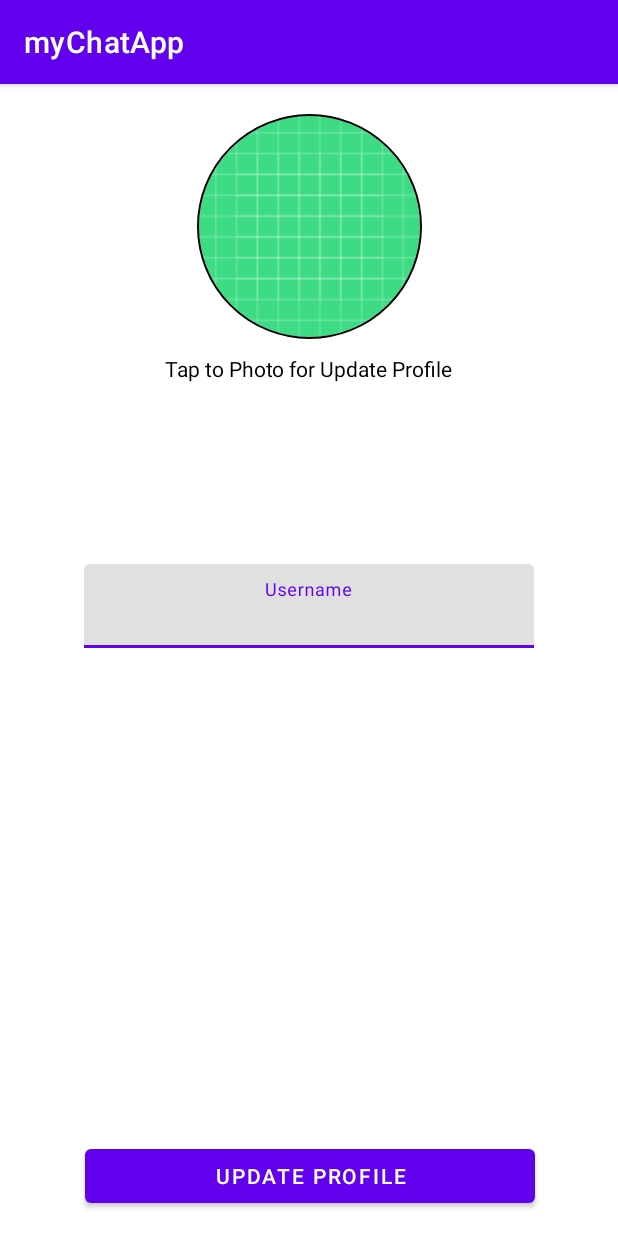
After one commit to KoteskiIvica/myChatApp, an Android app: the ProfileActivity screen opened directly, with no data from a screen before it, on a phone screen of 412 x 824 dp. The commit adds this screen. Run offline under Robolectric (Android 15) with nearby library versions, the phone set to English and light mode, and no system bars; our stand-ins replace CircleImageView.

Commit message:
Add ProfileActivity

```diff
--- a/app/src/main/AndroidManifest.xml
+++ b/app/src/main/AndroidManifest.xml
@@ -2,7 +2,8 @@
 <manifest xmlns:android="http://schemas.android.com/apk/res/android"
     package="com.example.mychatapp">
 
-    <uses-permission android:name="android.permission.READ_EXTERNAL_STORAGE"></uses-permission>
+    <uses-permission android:name="android.permission.READ_EXTERNAL_STORAGE" />
+
     <application
         android:allowBackup="true"
         android:icon="@mipmap/ic_launcher"
@@ -10,7 +11,8 @@
         android:roundIcon="@mipmap/ic_launcher_round"
         android:supportsRtl="true"
         android:theme="@style/Theme.MyChatApp">
-        <activity android:name=".ForgetActivity"></activity>
+        <activity android:name=".ProfileActivity"></activity>
+        <activity android:name=".ForgetActivity" />
         <activity android:name=".SignUpActivity" />
         <activity android:name=".MainActivity" />
         <activity android:name=".MyLoginActivity">
--- a/app/src/main/java/com/example/mychatapp/MainActivity.java
+++ b/app/src/main/java/com/example/mychatapp/MainActivity.java
@@ -2,13 +2,47 @@ package com.example.mychatapp;
 
 import androidx.appcompat.app.AppCompatActivity;
 
+import android.content.Intent;
 import android.os.Bundle;
+import android.view.Menu;
+import android.view.MenuInflater;
+import android.view.MenuItem;
+
+import com.google.firebase.auth.FirebaseAuth;
 
 public class MainActivity extends AppCompatActivity {
+
+    FirebaseAuth auth;
 
     @Override
     protected void onCreate(Bundle savedInstanceState) {
         super.onCreate(savedInstanceState);
         setContentView(R.layout.activity_main);
+
+        auth = FirebaseAuth.getInstance();
+
+    }
+
+    @Override
+    public boolean onCreateOptionsMenu(Menu menu) {
+        MenuInflater menuInflater = getMenuInflater();
+        menuInflater.inflate(R.menu.chat_menu,menu);
+
+
+        return super.onCreateOptionsMenu(menu);
+
+    }
+
+    @Override
+    public boolean onOptionsItemSelected(MenuItem item) {
+
+        if(item.getItemId() == R.id.action_profile){
+            startActivity(new Intent(MainActivity.this,ProfileActivity.class));
+        }
+        if(item.getItemId() == R.id.action_signout){
+            auth.signOut();
+            startActivity(new Intent(MainActivity.this,MyLoginActivity.class));
+        }
+        return super.onOptionsItemSelected(item);
     }
 }
--- /dev/null
+++ b/app/src/main/java/com/example/mychatapp/ProfileActivity.java
@@ -0,0 +1,36 @@
+package com.example.mychatapp;
+
+import androidx.appcompat.app.AppCompatActivity;
+
+import android.os.Bundle;
+import android.view.View;
+import android.widget.Button;
+
+import com.google.android.material.textfield.TextInputEditText;
+
+import de.hdodenhof.circleimageview.CircleImageView;
+
+public class ProfileActivity extends AppCompatActivity {
+
+    private CircleImageView imageViewCircleProfile;
+    private TextInputEditText editTextUserNameProfile;
+    private Button buttonUpdate;
+
+    @Override
+    protected void onCreate(Bundle savedInstanceState) {
+        super.onCreate(savedInstanceState);
+        setContentView(R.layout.activity_profile);
+
+        imageViewCircleProfile = findViewById(R.id.imageViewCircle);
+        editTextUserNameProfile = findViewById(R.id.editTextUserNameProfile);
+        buttonUpdate = findViewById(R.id.buttonUpdate);
+
+
+        buttonUpdate.setOnClickListener(new View.OnClickListener() {
+            @Override
+            public void onClick(View view) {
+
+            }
+        });
+    }
+}
--- /dev/null
+++ b/app/src/main/res/layout/activity_profile.xml
@@ -0,0 +1,61 @@
+<?xml version="1.0" encoding="utf-8"?>
+<androidx.constraintlayout.widget.ConstraintLayout xmlns:android="http://schemas.android.com/apk/res/android"
+    xmlns:app="http://schemas.android.com/apk/res-auto"
+    xmlns:tools="http://schemas.android.com/tools"
+    android:layout_width="match_parent"
+    android:layout_height="match_parent"
+    tools:context=".ProfileActivity">
+
+    <de.hdodenhof.circleimageview.CircleImageView
+        android:id="@+id/imageViewCircleProfile"
+        android:layout_width="150dp"
+        android:layout_height="150dp"
+        android:layout_marginTop="20dp"
+        android:src="@drawable/ic_launcher_background"
+        app:civ_border_color="#FF000000"
+        app:civ_border_width="1dp"
+        app:layout_constraintEnd_toEndOf="parent"
+        app:layout_constraintStart_toStartOf="parent"
+        app:layout_constraintTop_toTopOf="parent" />
+
+    <com.google.android.material.textfield.TextInputLayout
+        android:layout_width="300dp"
+        android:layout_height="wrap_content"
+        android:layout_marginTop="150dp"
+        app:layout_constraintEnd_toEndOf="parent"
+        app:layout_constraintStart_toStartOf="parent"
+        app:layout_constraintTop_toBottomOf="@+id/imageViewCircleProfile">
+
+        <com.google.android.material.textfield.TextInputEditText
+            android:id="@+id/editTextUserNameProfile"
+            android:layout_width="match_parent"
+            android:layout_height="wrap_content"
+            android:gravity="center"
+            android:hint="Username"
+            android:textColor="#000000" />
+    </com.google.android.material.textfield.TextInputLayout>
+
+    <Button
+        android:id="@+id/buttonUpdate"
+        android:layout_width="300dp"
+        android:layout_height="wrap_content"
+        android:layout_marginBottom="16dp"
+        android:text="UPDATE PROFILE"
+        app:layout_constraintBottom_toBottomOf="parent"
+        app:layout_constraintEnd_toEndOf="parent"
+        app:layout_constraintHorizontal_bias="0.504"
+        app:layout_constraintStart_toStartOf="parent" />
+
+    <TextView
+        android:id="@+id/textView"
+        android:layout_width="wrap_content"
+        android:layout_height="wrap_content"
+        android:layout_marginTop="10dp"
+        android:text="Tap to Photo for Update Profile"
+        android:textColor="#000000"
+        app:layout_constraintEnd_toEndOf="parent"
+        app:layout_constraintHorizontal_bias="0.5"
+        app:layout_constraintStart_toStartOf="parent"
+        app:layout_constraintTop_toBottomOf="@+id/imageViewCircleProfile" />
+
+</androidx.constraintlayout.widget.ConstraintLayout>
```
